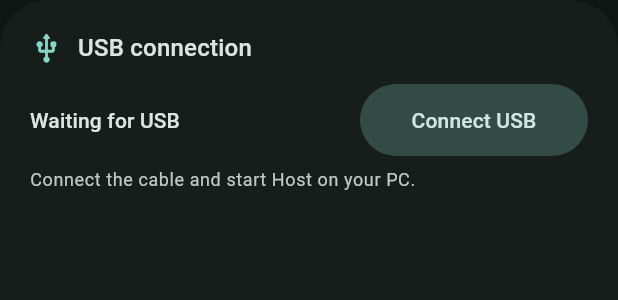
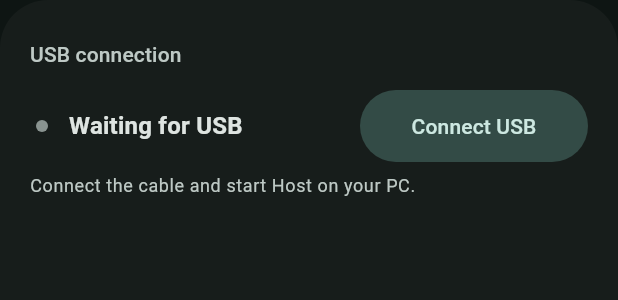
Before and after one commit to Cedarflake/InFalsusTouch, a Flutter app: the ConnectionControls widget shown alone on an empty page, opened directly with empty values, on a phone screen of 412 x 824 dp. Shown: the top 300 px of the screen. Run offline on Flutter 3.47's test engine with Material 3 defaults, Android fonts, the phone set to English and light mode, and no system bars.

Commit message:
fix(settings): stabilize USB card and confirm resets

```diff
--- a/lib/app_strings.dart
+++ b/lib/app_strings.dart
@@ -28,6 +28,7 @@ class AppStrings {
   String peers(int count) => zh ? "$count 台设备已连接" : "$count devices connected";
   String get picture => zh ? "画面" : "Picture";
   String get connection => zh ? "连接" : "Connection";
+  String get connectionLog => zh ? "连接日志" : "Connection log";
   String get other => zh ? "其他" : "Other";
   String get theme => zh ? "主题" : "Theme";
   String get systemTheme => zh ? "跟随系统" : "System";
@@ -56,6 +57,12 @@ class AppStrings {
   String get save => zh ? "保存" : "Save";
   String get cancel => zh ? "取消" : "Cancel";
   String get defaults => zh ? "恢复默认" : "Defaults";
+  String get confirmDefaultsTitle =>
+      zh ? "恢复默认设置？" : "Restore default settings?";
+  String get confirmDefaultsBody => zh
+      ? "触控、判定线校准、按键显示、画面和连接设置将恢复默认。语言与主题会保留。"
+      : "Reset touch, calibration, visible controls, picture and connection settings. Your language and theme will be kept.";
+  String get confirmDefaults => zh ? "恢复默认" : "Restore defaults";
   String get back => zh ? "返回游戏" : "Back to game";
   String get menu => zh ? "打开菜单" : "Open menu";
   String get close => zh ? "关闭" : "Close";
--- a/lib/connection_controls.dart
+++ b/lib/connection_controls.dart
@@ -14,76 +14,133 @@ class ConnectionControls extends StatelessWidget {
   final ControllerState state;
   final AppStrings strings;
 
+  String statusLabel(bool busy) {
+    if (!state.connected) {
+      return busy ? strings.connecting : strings.disconnected;
+    }
+    if (state.bindingStatus == 2) return strings.invalidKeys;
+    if (!state.ready) return strings.focusGame;
+    return state.settings.controlsMask == 0 ? strings.viewOnly : strings.ready;
+  }
+
+  String? connectionHint(bool busy) {
+    if (state.connected) {
+      return state.bindingStatus == 1 ? strings.defaultKeys : null;
+    }
+    if (state.connectionFailed) {
+      return busy ? strings.retryHint : strings.failedHint;
+    }
+    return busy ? strings.connectingHint : strings.connectHint;
+  }
+
   @override
   Widget build(BuildContext context) {
-    final colors = Theme.of(context).colorScheme;
+    final theme = Theme.of(context);
+    final colors = theme.colorScheme;
     final busy = state.searching || controller.isConnectionCommandPending;
-    final status = state.connected
-        ? state.bindingStatus == 2
-              ? strings.invalidKeys
-              : state.ready
-              ? state.settings.controlsMask == 0
-                    ? strings.viewOnly
-                    : strings.ready
-              : strings.focusGame
-        : busy
-        ? strings.connecting
-        : strings.disconnected;
-    final hint = state.connected
-        ? state.bindingStatus == 0
-              ? strings.syncedKeys
-              : strings.defaultKeys
-        : state.connectionFailed
-        ? state.searching
-              ? strings.retryHint
-              : strings.failedHint
-        : busy
-        ? strings.connectingHint
-        : strings.connectHint;
+    final hint = connectionHint(busy);
+    final hasError =
+        state.connectionFailed || (state.connected && state.bindingStatus == 2);
+    final statusColor = hasError && !busy
+        ? colors.error
+        : state.connected || busy
+        ? colors.primary
+        : colors.outline;
     return Card(
       key: const ValueKey("connection-panel"),
+      child: AnimatedSize(
+        alignment: Alignment.topCenter,
+        duration: MediaQuery.disableAnimationsOf(context)
+            ? Duration.zero
+            : const Duration(milliseconds: 180),
+        curve: Curves.easeOutCubic,
         child: Padding(
           padding: const EdgeInsets.all(20),
           child: Column(
             crossAxisAlignment: CrossAxisAlignment.start,
             children: [
+              SizedBox(
+                height: 32,
+                child: Row(
+                  children: [
+                    Expanded(
+                      child: Text(
+                        strings.usbConnection,
+                        style: theme.textTheme.titleSmall?.copyWith(
+                          color: colors.onSurfaceVariant,
+                        ),
+                      ),
+                    ),
+                    if (state.connected)
+                      DecoratedBox(
+                        decoration: ShapeDecoration(
+                          color: colors.surfaceContainerHighest,
+                          shape: const StadiumBorder(),
+                        ),
+                        child: Padding(
+                          padding: const EdgeInsets.symmetric(
+                            horizontal: 12,
+                            vertical: 6,
+                          ),
+                          child: Row(
+                            mainAxisSize: MainAxisSize.min,
+                            children: [
+                              Icon(
+                                Icons.devices_rounded,
+                                size: 16,
+                                color: colors.onSurfaceVariant,
+                              ),
+                              const SizedBox(width: 6),
+                              Text(
+                                strings.peers(state.peers),
+                                style: theme.textTheme.labelSmall?.copyWith(
+                                  color: colors.onSurfaceVariant,
+                                  fontFeatures: [
+                                    const FontFeature.tabularFigures(),
+                                  ],
+                                ),
+                              ),
+                            ],
+                          ),
+                        ),
+                      ),
+                  ],
+                ),
+              ),
+              const SizedBox(height: 8),
               Row(
                 children: [
                   SizedBox.square(
-                  dimension: 22,
+                    dimension: 16,
                     child: busy
-                      ? const Padding(
-                          padding: EdgeInsets.all(2),
-                          child: CircularProgressIndicator(strokeWidth: 2),
+                        ? CircularProgressIndicator(
+                            strokeWidth: 2,
+                            color: statusColor,
                           )
-                      : Icon(
-                          Icons.usb_rounded,
-                          color: colors.primary,
-                          size: 22,
+                        : Center(
+                            child: Container(
+                              width: 8,
+                              height: 8,
+                              decoration: BoxDecoration(
+                                color: statusColor,
+                                shape: BoxShape.circle,
+                              ),
+                            ),
                           ),
                   ),
                   const SizedBox(width: 10),
                   Expanded(
                     child: Text(
-                    strings.usbConnection,
-                    style: Theme.of(context).textTheme.titleMedium,
-                  ),
-                ),
-              ],
-            ),
-            const SizedBox(height: 12),
-            Row(
-              children: [
-                Expanded(
-                  child: Text(
-                    status,
+                      statusLabel(busy),
                       key: const ValueKey("connection-status"),
                       maxLines: 1,
                       overflow: TextOverflow.ellipsis,
-                    style: Theme.of(context).textTheme.titleSmall,
+                      style: theme.textTheme.titleMedium?.copyWith(
+                        fontWeight: FontWeight.w600,
                       ),
                     ),
-                const SizedBox(width: 8),
+                  ),
+                  const SizedBox(width: 16),
                   SizedBox(
                     key: const ValueKey("connection-action"),
                     width: 152,
@@ -105,41 +162,82 @@ class ConnectionControls extends StatelessWidget {
                   ),
                 ],
               ),
+              if (hint != null) ...[
                 const SizedBox(height: 8),
-            SizedBox(
-              height: 40,
-              child: Text(
+                Text(
                   hint,
-                maxLines: 2,
-                overflow: TextOverflow.ellipsis,
-                style: Theme.of(
-                  context,
-                ).textTheme.bodySmall?.copyWith(color: colors.onSurfaceVariant),
+                  style: theme.textTheme.bodySmall?.copyWith(
+                    color: colors.onSurfaceVariant,
                   ),
                 ),
-            SizedBox(
-              height: 36,
-              child: Text(
-                state.connected
-                    ? "${strings.peers(state.peers)}\nRTT ${state.rtt.toStringAsFixed(1)} ms"
-                    : "",
-                maxLines: 2,
-                style: Theme.of(context).textTheme.labelSmall?.copyWith(
-                  fontFeatures: [const FontFeature.tabularFigures()],
+              ],
+              if (state.detail.isNotEmpty) ...[
+                const SizedBox(height: 16),
+                _ConnectionLog(
+                  detail: state.detail,
+                  isError: state.connectionFailed,
+                  strings: strings,
+                ),
+              ],
+            ],
           ),
         ),
       ),
-            if (state.detail.isNotEmpty) ...[
-              const Divider(height: 28),
-              SelectableText(
-                state.detail,
-                style: Theme.of(context).textTheme.bodySmall?.copyWith(
-                  color: state.connectionFailed
-                      ? colors.error
-                      : colors.onSurfaceVariant,
+    );
+  }
+}
+
+class _ConnectionLog extends StatelessWidget {
+  const _ConnectionLog({
+    required this.detail,
+    required this.isError,
+    required this.strings,
+  });
+  final String detail;
+  final bool isError;
+  final AppStrings strings;
+
+  @override
+  Widget build(BuildContext context) {
+    final theme = Theme.of(context);
+    final colors = theme.colorScheme;
+    return DecoratedBox(
+      decoration: BoxDecoration(
+        color: colors.surfaceContainerLowest,
+        borderRadius: BorderRadius.circular(32),
+      ),
+      child: Padding(
+        padding: const EdgeInsets.all(16),
+        child: Column(
+          crossAxisAlignment: CrossAxisAlignment.start,
+          children: [
+            Row(
+              children: [
+                Icon(
+                  isError
+                      ? Icons.error_outline_rounded
+                      : Icons.receipt_long_rounded,
+                  size: 16,
+                  color: isError ? colors.error : colors.onSurfaceVariant,
+                ),
+                const SizedBox(width: 8),
+                Text(
+                  strings.connectionLog,
+                  style: theme.textTheme.labelMedium?.copyWith(
+                    color: colors.onSurfaceVariant,
                   ),
                 ),
               ],
+            ),
+            const SizedBox(height: 8),
+            SelectableText(
+              detail,
+              style: theme.textTheme.bodySmall?.copyWith(
+                color: colors.onSurfaceVariant,
+                fontFamily: "monospace",
+                height: 1.4,
+              ),
+            ),
           ],
         ),
       ),
--- a/lib/controller_app.dart
+++ b/lib/controller_app.dart
@@ -50,6 +50,11 @@ class ControllerApp extends StatelessWidget {
         color: scheme.surfaceContainerLow,
         margin: EdgeInsets.zero,
         shape: const RoundedRectangleBorder(
+          borderRadius: BorderRadius.all(Radius.circular(32)),
+        ),
+      ),
+      dialogTheme: const DialogThemeData(
+        shape: RoundedRectangleBorder(
           borderRadius: BorderRadius.all(Radius.circular(32)),
         ),
       ),
```
Also changed, not shown: lib/native_controller.dart (+6 -1 lines), lib/settings_page.dart (+35 -2 lines), 4 other files. Lines whose indentation alone changed are shown as unchanged.
